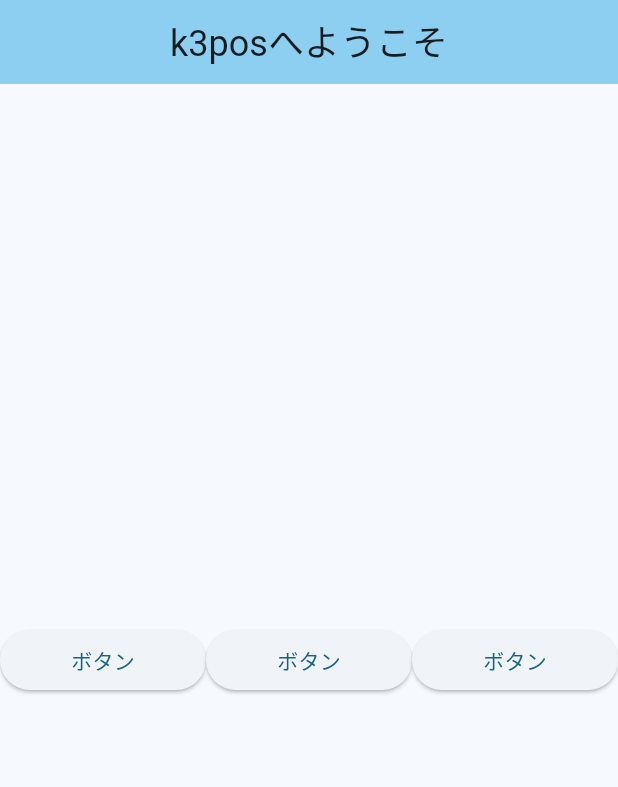
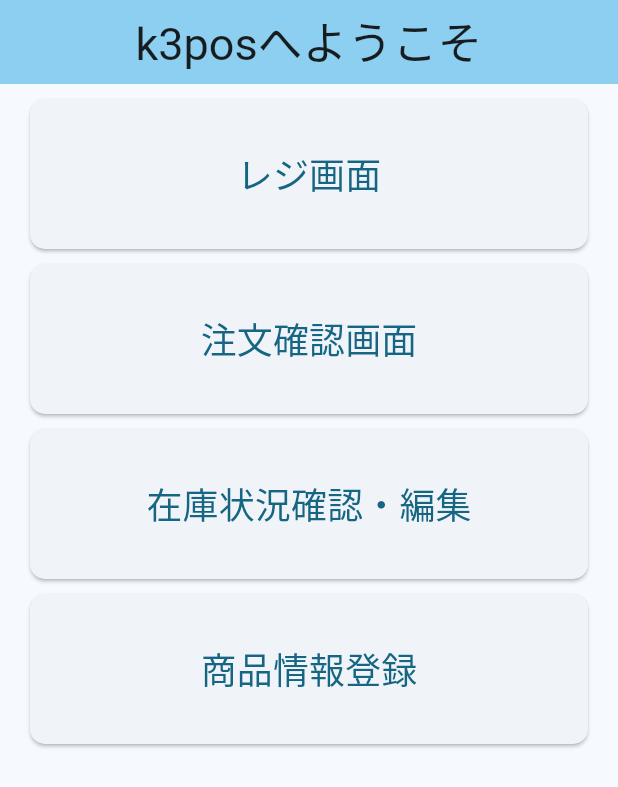
Before and after one commit to ht325ver0/pos2025, a Flutter app: the screen it shows after launch, on a phone screen of 412 x 824 dp. Shown: the top 787 px of the screen. Run offline on Flutter 3.47's test engine with Material 3 defaults, Android fonts, the light colour scheme and no system bars.

Commit message:
ホーム画面完成

```diff
--- a/lib/main.dart
+++ b/lib/main.dart
@@ -1,5 +1,5 @@
 import 'package:flutter/material.dart';
-import 'pages/HomePage.dart';
+import 'pages/hoem_page.dart';
 
 void main() {
   runApp(const RegisterApp());
@@ -16,7 +16,7 @@ class RegisterApp extends StatelessWidget {
         colorScheme: ColorScheme.fromSeed(seedColor: Color.fromARGB(255, 58, 146, 183)),
         useMaterial3: true,
       ),
-      home: HomePage(),
+      home: const HomePage(),
     );
   }
 }
--- a/lib/pages/HomePage.dart
+++ /dev/null
@@ -1,47 +0,0 @@
-import 'package:flutter/material.dart';
-import 'package:provider/provider.dart';
-import '../data/ProductProvider.dart';
-import 'package:flutter/src/rendering/box.dart';
-
-
-
-class HomePage extends StatelessWidget {     // 変更箇所
-  const HomePage({super.key});
-
-  @override
-  Widget build(BuildContext context) {
-    return Scaffold(
-      appBar: AppBar(
-        backgroundColor: Theme.of(context).colorScheme.inversePrimary,
-        title: const Center(child:Text('k3posへようこそ',style: TextStyle(fontSize: 24)),)
-      ),
-      body: Center(
-        child: Row(
-              children: <Widget>[
-                Expanded(
-                  child: ElevatedButton(
-                    onPressed: () {
-                    },
-                    child: const Text('ボタン'),
-                  ),
-                ),
-                Expanded(
-                  child: ElevatedButton(
-                    onPressed: () {
-                    },
-                    child: const Text('ボタン'),
-                  ),
-                ),
-                Expanded(
-                  child: ElevatedButton(
-                    onPressed: () {
-                    },
-                    child: const Text('ボタン'),
-                  ),
-                ),
-              ],
-            )
-        ),
-      );
-  }
-}
--- /dev/null
+++ b/lib/pages/hoem_page.dart
@@ -0,0 +1,143 @@
+import 'package:flutter/material.dart';
+import 'package:provider/provider.dart';
+import '../data/ProductProvider.dart';
+import 'Pos/pos_page.dart';
+import 'Oder/oder_page.dart';
+import 'Stock/stock_manager_page.dart';
+import 'ProductRegister/product_register_page.dart';
+import 'package:flutter/src/rendering/box.dart';
+
+
+
+class HomePage extends StatelessWidget {
+  const HomePage({super.key});
+
+  @override
+  Widget build(BuildContext context) {
+    return Scaffold(
+      appBar: AppBar(
+        backgroundColor: Theme.of(context).colorScheme.inversePrimary,
+        title: const Center(child:Text('k3posへようこそ',style: TextStyle(fontSize: 30)),)
+      ),
+      body: Center(
+        child: Column(
+          mainAxisAlignment: MainAxisAlignment.start,
+              children: <Widget>[
+                const SizedBox(height:10),
+                Row(//レジへ画面遷移
+                  mainAxisAlignment: MainAxisAlignment.center,
+                  children: [
+                  const SizedBox(width: 20),
+                  Expanded(
+                    child: SizedBox(
+                      height: 100,
+                      child: ElevatedButton(
+                        onPressed: () {
+                          Navigator.of(context).push(
+                            MaterialPageRoute(
+                                builder: (context) => const PosPage()
+                            ),
+                          );
+                        },
+                        style: ElevatedButton.styleFrom(
+                          shape: RoundedRectangleBorder(
+                            borderRadius: BorderRadius.circular(10)
+                          )
+                        ),
+                        child: const Text('レジ画面',style: TextStyle(fontSize: 24)),
+                      ),
+                    ),
+                  ),
+                  const SizedBox(width: 20),
+                  ],
+                ),
+                const SizedBox(height:10),
+                Row(//注文確認画面へ
+                  mainAxisAlignment: MainAxisAlignment.center,
+                  children: [
+                  const SizedBox(width: 20),
+                  Expanded(
+                    child: SizedBox(
+                      height: 100,
+                      child: ElevatedButton(
+                        onPressed: () {
+                          Navigator.of(context).push(
+                            MaterialPageRoute(
+                                builder: (context) => const OrderPage()
+                            ),
+                          );
+                        },
+                        style: ElevatedButton.styleFrom(
+                          shape: RoundedRectangleBorder(
+                            borderRadius: BorderRadius.circular(10)
+                          )
+                        ),
+                        child: const Text('注文確認画面',style: TextStyle(fontSize: 24)),
+                      ),
+                    ),
+                  ),
+                  const SizedBox(width: 20),
+                  ],
+                ),
+                const SizedBox(height:10),
+                Row(//在庫確認編集画面へ
+                  mainAxisAlignment: MainAxisAlignment.center,
+                  children: [
+                  const SizedBox(width: 20),
+                  Expanded(
+                    child: SizedBox(
+                    height: 100,
+                    child: ElevatedButton(
+                      onPressed: () {
+                        Navigator.of(context).push(
+                            MaterialPageRoute(
+                                builder: (context) => const StockManagerPage()
+                            ),
+                          );
+                      },
+                      style: ElevatedButton.styleFrom(
+                        shape: RoundedRectangleBorder(
+                          borderRadius: BorderRadius.circular(10)
+                        )
+                      ),
+                      child: const Text('在庫状況確認・編集',style: TextStyle(fontSize: 24)),
+                    ),
+                    ),
+                  ),
+                  const SizedBox(width: 20),
+                  ],
+                ),
+                const SizedBox(height:10),
+                Row(//商品情報登録へ
+                  mainAxisAlignment: MainAxisAlignment.center,
+                  children: [
+                  const SizedBox(width: 20),
+                  Expanded(
+                    child: SizedBox(
+                      height: 100,
+                      child: ElevatedButton(
+                        onPressed: () {
+                          Navigator.of(context).push(
+                            MaterialPageRoute(
+                              builder: (context) => const ProductRegisterPage()
+                            ),
+                          );
+                        },
+                        style: ElevatedButton.styleFrom(
+                          shape: RoundedRectangleBorder(
+                            borderRadius: BorderRadius.circular(10)
+                          )
+                        ),
+                        child: const Text('商品情報登録',style: TextStyle(fontSize: 24)),
+                      ),
+                    ),
+                  ),
+                  const SizedBox(width: 20),
+                  ],
+                ),
+              ],
+            )
+        ),
+      );
+  }
+}
```
Also changed, not shown: lib/pages/Oder/oder_page.dart (added, +17 -0 lines), lib/pages/Pos/pos_page.dart (added, +17 -0 lines), lib/pages/ProductRegister/product_register_page.dart (added, +17 -0 lines), lib/pages/Stock/stock_manager_page.dart (added, +17 -0 lines), lib/pages/OderPage.dart (deleted), 1 other file.
